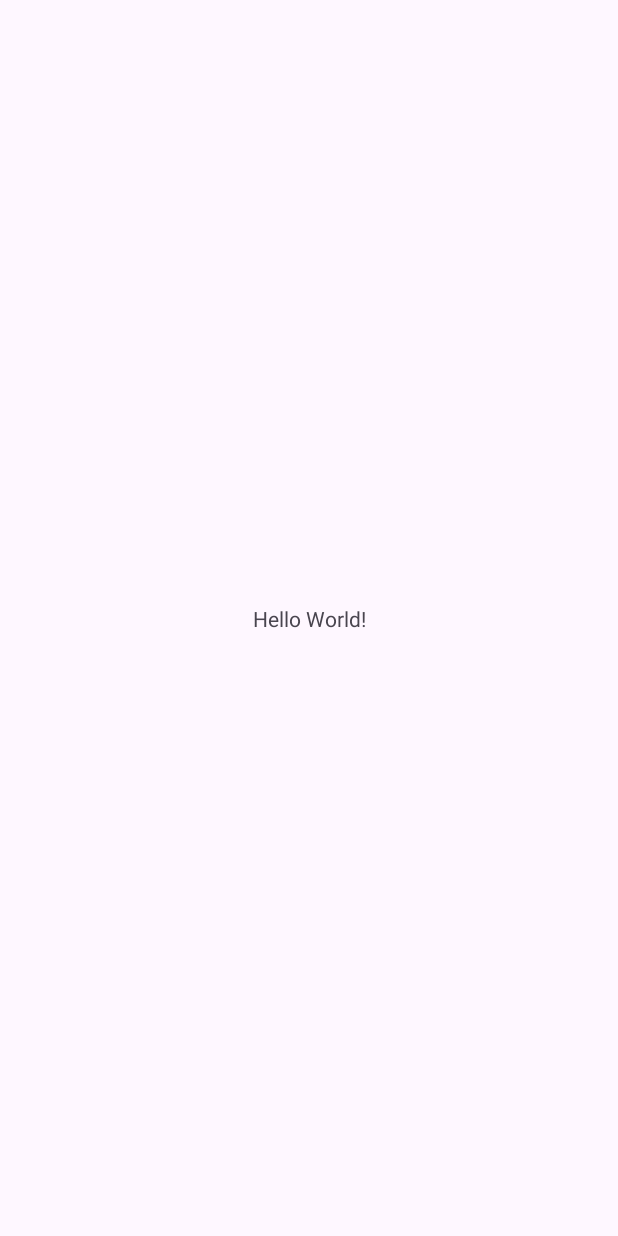
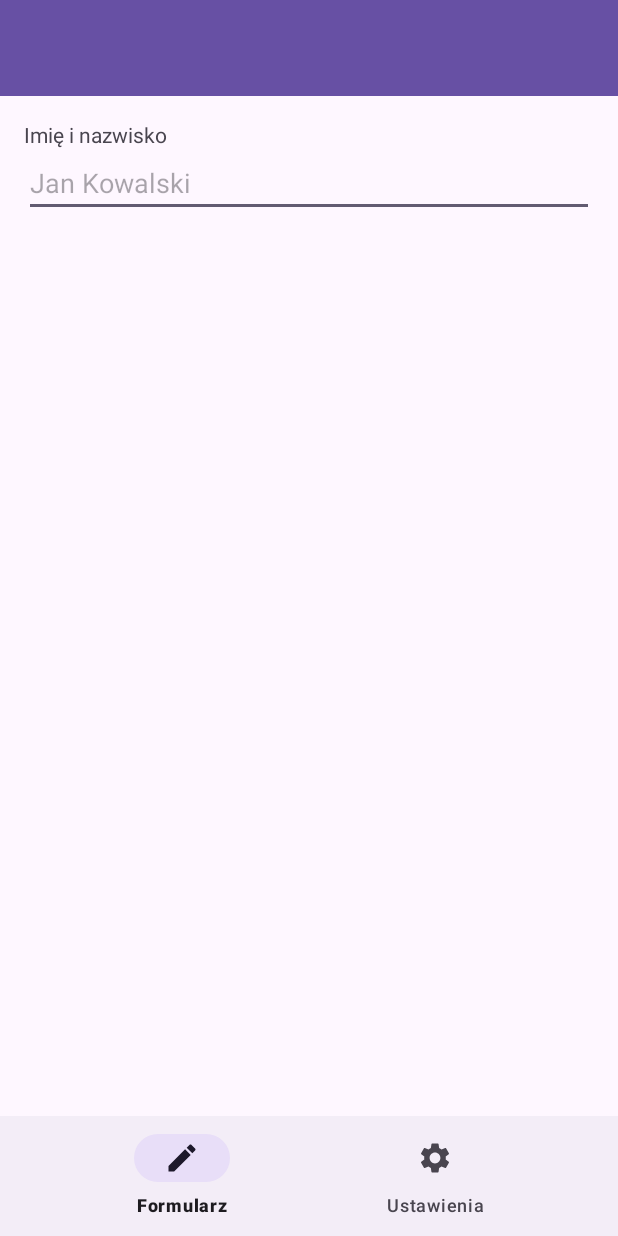
Before and after one commit to iAturek/toolbar-menu-nawigacja, an Android app: the screen it shows after launch (MainActivity), on a phone screen of 412 x 824 dp. Before the commit the screen is almost empty. Run offline under Robolectric (Android 15) with nearby library versions, the phone set to English and light mode, and no system bars.

Commit message:
motyw NoActionBar i Toolbar

```diff
--- /dev/null
+++ b/app/src/main/res/drawable/ic_edit.xml
@@ -0,0 +1,20 @@
+<!--
+  ~ Copyright (C) 2026 The Android Open Source Project
+  ~
+  ~ Licensed under the Apache License, Version 2.0 (the "License");
+  ~ you may not use this file except in compliance with the License.
+  ~ You may obtain a copy of the License at
+  ~
+  ~      http://www.apache.org/licenses/LICENSE-2.0
+  ~
+  ~ Unless required by applicable law or agreed to in writing, software
+  ~ distributed under the License is distributed on an "AS IS" BASIS,
+  ~ WITHOUT WARRANTIES OR CONDITIONS OF ANY KIND, either express or implied.
+  ~ See the License for the specific language governing permissions and
+  ~ limitations under the License.
+  -->
+<vector xmlns:android="http://schemas.android.com/apk/res/android" android:height="24dp" android:tint="#000000" android:viewportHeight="24" android:viewportWidth="24" android:width="24dp">
+
+    <path android:fillColor="@android:color/white" android:pathData="M3,17.25V21h3.75L17.81,9.94l-3.75,-3.75L3,17.25zM20.71,7.04c0.39,-0.39 0.39,-1.02 0,-1.41l-2.34,-2.34c-0.39,-0.39 -1.02,-0.39 -1.41,0l-1.83,1.83 3.75,3.75 1.83,-1.83z"/>
+
+</vector>
--- /dev/null
+++ b/app/src/main/res/drawable/ic_settings.xml
@@ -0,0 +1,20 @@
+<!--
+  ~ Copyright (C) 2026 The Android Open Source Project
+  ~
+  ~ Licensed under the Apache License, Version 2.0 (the "License");
+  ~ you may not use this file except in compliance with the License.
+  ~ You may obtain a copy of the License at
+  ~
+  ~      http://www.apache.org/licenses/LICENSE-2.0
+  ~
+  ~ Unless required by applicable law or agreed to in writing, software
+  ~ distributed under the License is distributed on an "AS IS" BASIS,
+  ~ WITHOUT WARRANTIES OR CONDITIONS OF ANY KIND, either express or implied.
+  ~ See the License for the specific language governing permissions and
+  ~ limitations under the License.
+  -->
+<vector xmlns:android="http://schemas.android.com/apk/res/android" android:height="24dp" android:tint="#000000" android:viewportHeight="24" android:viewportWidth="24" android:width="24dp">
+
+    <path android:fillColor="@android:color/white" android:pathData="M19.14,12.94c0.04,-0.3 0.06,-0.61 0.06,-0.94c0,-0.32 -0.02,-0.64 -0.07,-0.94l2.03,-1.58c0.18,-0.14 0.23,-0.41 0.12,-0.61l-1.92,-3.32c-0.12,-0.22 -0.37,-0.29 -0.59,-0.22l-2.39,0.96c-0.5,-0.38 -1.03,-0.7 -1.62,-0.94L14.4,2.81c-0.04,-0.24 -0.24,-0.41 -0.48,-0.41h-3.84c-0.24,0 -0.43,0.17 -0.47,0.41L9.25,5.35C8.66,5.59 8.12,5.92 7.63,6.29L5.24,5.33c-0.22,-0.08 -0.47,0 -0.59,0.22L2.74,8.87C2.62,9.08 2.66,9.34 2.86,9.48l2.03,1.58C4.84,11.36 4.8,11.69 4.8,12s0.02,0.64 0.07,0.94l-2.03,1.58c-0.18,0.14 -0.23,0.41 -0.12,0.61l1.92,3.32c0.12,0.22 0.37,0.29 0.59,0.22l2.39,-0.96c0.5,0.38 1.03,0.7 1.62,0.94l0.36,2.54c0.05,0.24 0.24,0.41 0.48,0.41h3.84c0.24,0 0.44,-0.17 0.47,-0.41l0.36,-2.54c0.59,-0.24 1.13,-0.56 1.62,-0.94l2.39,0.96c0.22,0.08 0.47,0 0.59,-0.22l1.92,-3.32c0.12,-0.22 0.07,-0.47 -0.12,-0.61L19.14,12.94zM12,15.6c-1.98,0 -3.6,-1.62 -3.6,-3.6s1.62,-3.6 3.6,-3.6s3.6,1.62 3.6,3.6S13.98,15.6 12,15.6z"/>
+
+</vector>
--- a/app/src/main/res/layout/activity_main.xml
+++ b/app/src/main/res/layout/activity_main.xml
@@ -1,19 +1,70 @@
 <?xml version="1.0" encoding="utf-8"?>
-<androidx.constraintlayout.widget.ConstraintLayout xmlns:android="http://schemas.android.com/apk/res/android"
+<LinearLayout xmlns:android="http://schemas.android.com/apk/res/android"
     xmlns:app="http://schemas.android.com/apk/res-auto"
     xmlns:tools="http://schemas.android.com/tools"
     android:id="@+id/main"
     android:layout_width="match_parent"
     android:layout_height="match_parent"
+    android:orientation="vertical"
     tools:context=".MainActivity">
 
-    <TextView
-        android:layout_width="wrap_content"
+    <androidx.appcompat.widget.Toolbar
+        android:id="@+id/toolbar"
+        android:layout_width="match_parent"
+        android:layout_height="?attr/actionBarSize"
+        android:background="?attr/colorPrimary"
+        app:theme="@style/ThemeOverlay.AppCompat.Dark.ActionBar"
+        app:titleTextColor="#FFFFFF" />
+
+    <LinearLayout
+        android:id="@+id/sectionForm"
+        android:layout_width="match_parent"
+        android:layout_height="0dp"
+        android:layout_weight="1"
+        android:orientation="vertical"
+        android:padding="16dp">
+
+        <TextView
+            android:id="@+id/tvLabelName"
+            android:layout_width="wrap_content"
+            android:layout_height="wrap_content"
+            android:text="@string/label_name" />
+
+        <EditText
+            android:id="@+id/etName"
+            android:layout_width="match_parent"
+            android:layout_height="wrap_content"
+            android:hint="@string/hint_name"
+            android:inputType="textPersonName"
+            android:maxLines="1" />
+    </LinearLayout>
+
+    <LinearLayout
+        android:id="@+id/sectionSettings"
+        android:layout_width="match_parent"
+        android:layout_height="0dp"
+        android:layout_weight="1"
+        android:orientation="vertical"
+        android:padding="16dp"
+        android:visibility="gone">
+
+        <CheckBox
+            android:id="@+id/cbNotifications"
+            android:layout_width="wrap_content"
+            android:layout_height="wrap_content"
+            android:text="@string/setting_notifications" />
+
+        <CheckBox
+            android:id="@+id/cbDark"
+            android:layout_width="wrap_content"
+            android:layout_height="wrap_content"
+            android:text="@string/setting_dark" />
+    </LinearLayout>
+
+    <com.google.android.material.bottomnavigation.BottomNavigationView
+        android:id="@+id/bottomNav"
+        android:layout_width="match_parent"
         android:layout_height="wrap_content"
-        android:text="Hello World!"
-        app:layout_constraintBottom_toBottomOf="parent"
-        app:layout_constraintEnd_toEndOf="parent"
-        app:layout_constraintStart_toStartOf="parent"
-        app:layout_constraintTop_toTopOf="parent" />
+        app:menu="@menu/menu_bottom" />
 
-</androidx.constraintlayout.widget.ConstraintLayout>
+</LinearLayout>
--- /dev/null
+++ b/app/src/main/res/menu/menu_bottom.xml
@@ -0,0 +1,14 @@
+<?xml version="1.0" encoding="utf-8"?>
+<menu xmlns:android="http://schemas.android.com/apk/res/android">
+
+    <item
+        android:id="@+id/nav_form"
+        android:icon="@drawable/ic_edit"
+        android:title="@string/nav_form" />
+
+    <item
+        android:id="@+id/nav_settings"
+        android:icon="@drawable/ic_settings"
+        android:title="@string/nav_settings" />
+
+</menu>
--- a/app/src/main/res/values/strings.xml
+++ b/app/src/main/res/values/strings.xml
@@ -1,3 +1,9 @@
 <resources>
-    <string name="app_name">toolbar-menu-nawigacja</string>
+    <string name="app_name">Pasek</string>
+    <string name="label_name">Imię i nazwisko</string>
+    <string name="hint_name">Jan Kowalski</string>
+    <string name="setting_notifications">Powiadomienia</string>
+    <string name="setting_dark">Tryb ciemny</string>
+    <string name="nav_form">Formularz</string>
+    <string name="nav_settings">Ustawienia</string>
 </resources>
--- a/app/src/main/res/values/themes.xml
+++ b/app/src/main/res/values/themes.xml
@@ -1,9 +1,6 @@
 <resources xmlns:tools="http://schemas.android.com/tools">
-    <!-- Base application theme. -->
-    <style name="Base.Theme.Toolbarmenunawigacja" parent="Theme.Material3.DayNight.NoActionBar">
-        <!-- Customize your light theme here. -->
-        <!-- <item name="colorPrimary">@color/my_light_primary</item> -->
+    <style name="Base.Theme.Pasek" parent="Theme.Material3.DayNight.NoActionBar">
     </style>
 
-    <style name="Theme.Toolbarmenunawigacja" parent="Base.Theme.Toolbarmenunawigacja" />
+    <style name="Theme.Toolbarmenunawigacja" parent="Base.Theme.Pasek" />
 </resources>
```
